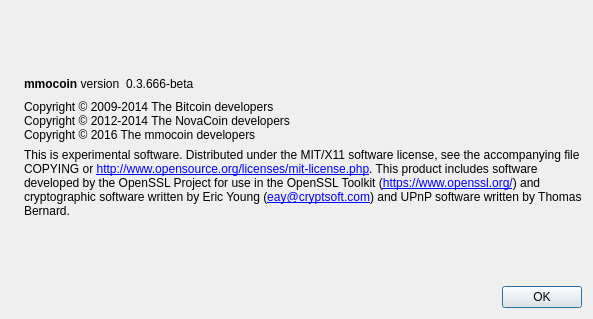
Old version of the form src/qt/forms/aboutdialog.ui in the repository MMO-Coin/mmocoin-legacy.
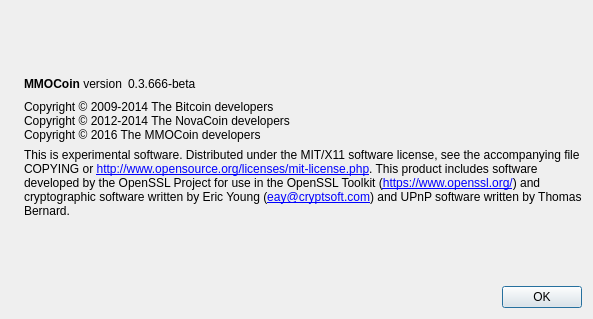
New version of the form. Icons and pictures are not drawn.

```diff
--- a/src/qt/forms/aboutdialog.ui
+++ b/src/qt/forms/aboutdialog.ui
@@ -53,7 +53,7 @@
           <cursorShape>IBeamCursor</cursorShape>
          </property>
          <property name="text">
-          <string>&lt;b&gt;mmocoin&lt;/b&gt; version</string>
+          <string>&lt;b&gt;MMOCoin&lt;/b&gt; version</string>
          </property>
          <property name="textInteractionFlags">
           <set>Qt::LinksAccessibleByMouse|Qt::TextSelectableByKeyboard|Qt::TextSelectableByMouse</set>
@@ -96,7 +96,7 @@
        <property name="text">
         <string>Copyright © 2009-2014 The Bitcoin developers
 Copyright © 2012-2014 The NovaCoin developers
-Copyright © 2016 The mmocoin developers</string>
+Copyright © 2016 The MMOCoin developers</string>
        </property>
        <property name="textInteractionFlags">
         <set>Qt::LinksAccessibleByMouse|Qt::TextSelectableByKeyboard|Qt::TextSelectableByMouse</set>
```
Left out of the diff: 2 changed lines with no effect on the pictures.
